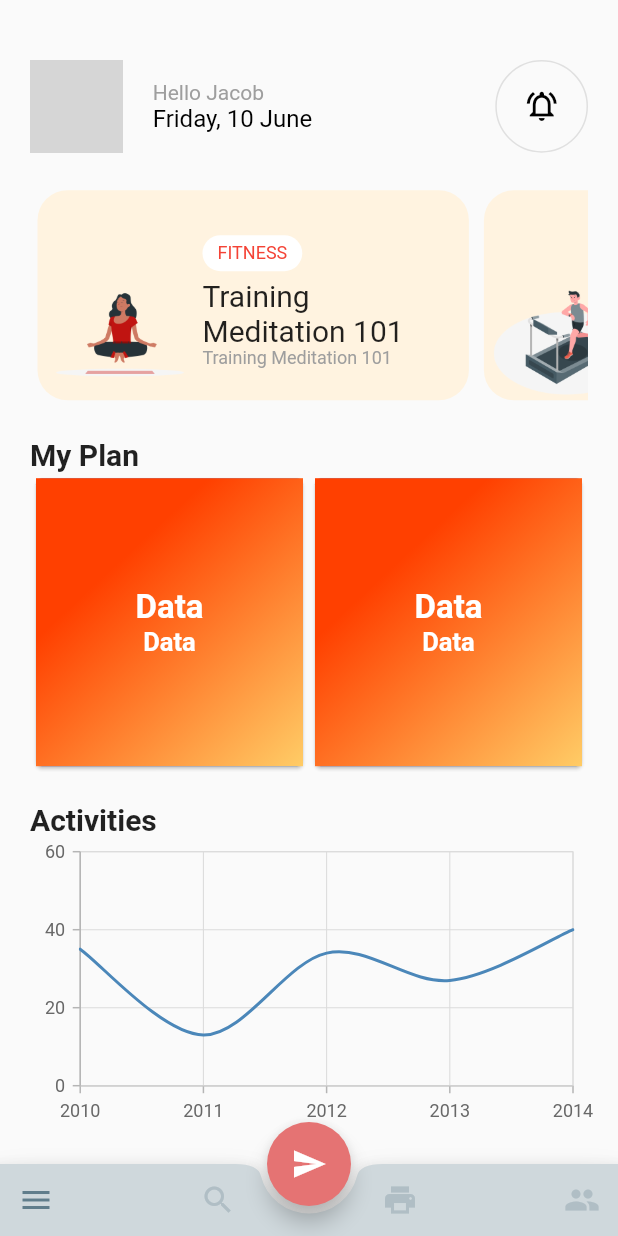
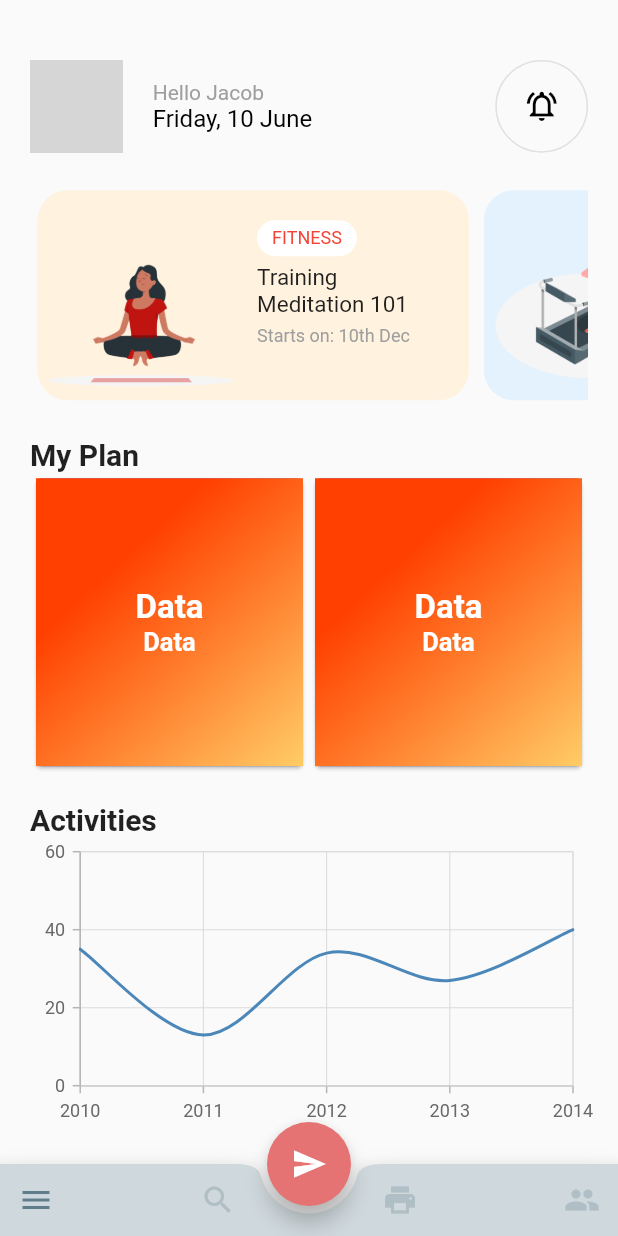
Before and after one commit to SilentCruzer/flutter_ui_collection, a Flutter app: the screen it shows after launch, on a phone screen of 412 x 824 dp. Run offline on Flutter 3.47's test engine with Material 2 defaults, Android fonts, the phone set to English and light mode, and no system bars; drawn by our look-alikes of carousel_slider; our stand-ins replace syncfusion_flutter_charts; network calls fail; grey boxes are pictures that could not be loaded.

Commit message:
Fixes minor UI bug in carousel item

```diff
--- a/fitness_ui/lib/MainPages/components/Home/HomeSlide.dart
+++ b/fitness_ui/lib/MainPages/components/Home/HomeSlide.dart
@@ -44,14 +44,18 @@ class _HomeSlideState extends State<HomeSlide> {
                 width: MediaQuery.of(context).size.width,
                 padding: EdgeInsets.all(5),
                 child: Container(
-                  padding: EdgeInsets.only(top: 30),
+                  padding: EdgeInsets.only(top: 20, right: 10),
                   decoration: new BoxDecoration(
-                      color: Colors.orange.shade50,
+                      color: Color(int.parse(card["color"]!)),
                       borderRadius: BorderRadius.all(Radius.circular(20.0))
                   ),
                   child: Row(
+                    crossAxisAlignment: CrossAxisAlignment.center,
+                    mainAxisAlignment: MainAxisAlignment.spaceAround,
                     children: [
-                      Image.asset(card["image"]!),
+                      Container(
+                          width: screenWidth * 0.3,
+                          child: Image.asset(card["image"]!)),
                       Column(
                         crossAxisAlignment: CrossAxisAlignment.start,
                         children: [
@@ -68,12 +72,13 @@ class _HomeSlideState extends State<HomeSlide> {
                           ),
                           SizedBox(height: 5,),
                           Container(
-                            width: screenWidth * 0.4,
+                            width: screenWidth * 0.3,
                             child: Text(card["title"]!, style: TextStyle(
-                              fontSize: 20,
+                              fontSize: 15,
                             ),),
                           ),
-                          Text(card["title"]!, style: TextStyle(
+                          SizedBox(height: 5,),
+                          Text( "Starts on: " + card["startDate"]!.toString(), style: TextStyle(
                               fontSize: 12,
                             color: Colors.grey
                           ),)
--- a/fitness_ui/lib/constants.dart
+++ b/fitness_ui/lib/constants.dart
@@ -7,11 +7,13 @@ const mainSlideData = [
     "type" : "FITNESS",
     "title" : "Training Meditation 101",
     "startDate" : "10th Dec",
+    "color" : "0xFFFFF3E0"
   },
   {
     "image": "assets/run.png",
     "type" : "FITNESS",
     "title" : "Training Sprinting 101",
     "startDate" : "15th Dec",
+    "color" : "0xFFE3F2FD"
   }
 ];
```
Also changed, not shown: fitness_ui/assets/Meditation.png, fitness_ui/assets/run.png.
